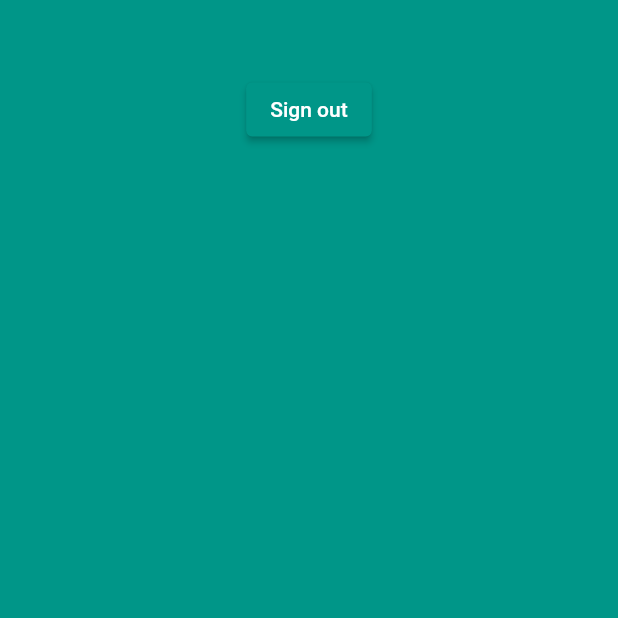
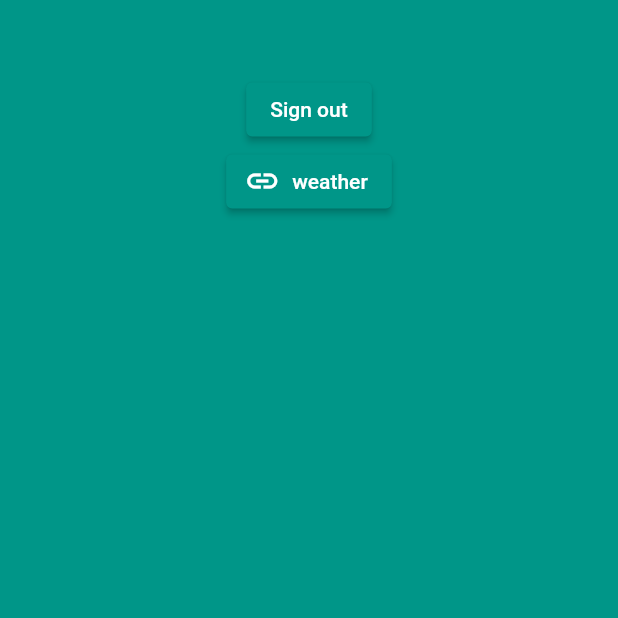
Before and after one commit to Sam21-39/flutter_blog, a Flutter app: the Home screen opened directly, on a phone screen of 412 x 824 dp, the top half of it. Run offline on Flutter 3.47's test engine with Material 2 defaults, Android fonts, the phone set to English and light mode, and no system bars; our stand-ins replace cloud_firestore, firebase_auth, firebase_core, flutter_svg, get, google_sign_in and 1 more; accounts and stored records are empty.

Commit message:
weather added

```diff
--- /dev/null
+++ b/lib/Model/weather.dart
@@ -0,0 +1,221 @@
+class WeatherModel {
+  WeatherModel({
+    this.coord,
+    this.weather,
+    this.base,
+    this.main,
+    this.visibility,
+    this.wind,
+    this.clouds,
+    this.dt,
+    this.sys,
+    this.timezone,
+    this.id,
+    this.name,
+    this.cod,
+  });
+
+  Coord? coord;
+  List<Weather>? weather;
+  String? base;
+  Main? main;
+  num? visibility;
+  Wind? wind;
+  Clouds? clouds;
+  num? dt;
+  Sys? sys;
+  num? timezone;
+  num? id;
+  String? name;
+  num? cod;
+
+  factory WeatherModel.fromJson(Map<String, dynamic> json) => WeatherModel(
+        coord: Coord.fromJson(json["coord"]),
+        weather:
+            List<Weather>.from(json["weather"].map((x) => Weather.fromJson(x))),
+        base: json["base"],
+        main: Main.fromJson(json["main"]),
+        visibility: json["visibility"],
+        wind: Wind.fromJson(json["wind"]),
+        clouds: Clouds.fromJson(json["clouds"]),
+        dt: json["dt"],
+        sys: Sys.fromJson(json["sys"]),
+        timezone: json["timezone"],
+        id: json["id"],
+        name: json["name"],
+        cod: json["cod"],
+      );
+
+  Map<String, dynamic> toJson() => {
+        "coord": coord?.toJson(),
+        "weather":
+            List<dynamic>.from((weather as dynamic)?.map((x) => x.toJson())),
+        "base": base,
+        "main": main?.toJson(),
+        "visibility": visibility,
+        "wind": wind?.toJson(),
+        "clouds": clouds?.toJson(),
+        "dt": dt,
+        "sys": sys?.toJson(),
+        "timezone": timezone,
+        "id": id,
+        "name": name,
+        "cod": cod,
+      };
+}
+
+class Clouds {
+  Clouds({
+    this.all,
+  });
+
+  num? all;
+
+  factory Clouds.fromJson(Map<String, dynamic> json) => Clouds(
+        all: json["all"],
+      );
+
+  Map<String, dynamic> toJson() => {
+        "all": all,
+      };
+}
+
+class Coord {
+  Coord({
+    this.lon,
+    this.lat,
+  });
+
+  num? lon;
+  num? lat;
+
+  factory Coord.fromJson(Map<String, dynamic> json) => Coord(
+        lon: json["lon"].toDouble(),
+        lat: json["lat"].toDouble(),
+      );
+
+  Map<String, dynamic> toJson() => {
+        "lon": lon,
+        "lat": lat,
+      };
+}
+
+class Main {
+  Main({
+    this.temp,
+    this.feelsLike,
+    this.tempMin,
+    this.tempMax,
+    this.pressure,
+    this.humidity,
+    this.seaLevel,
+    this.grndLevel,
+  });
+
+  num? temp;
+  num? feelsLike;
+  num? tempMin;
+  num? tempMax;
+  num? pressure;
+  num? humidity;
+  num? seaLevel;
+  num? grndLevel;
+
+  factory Main.fromJson(Map<String, dynamic> json) => Main(
+        temp: json["temp"].toDouble(),
+        feelsLike: json["feels_like"].toDouble(),
+        tempMin: json["temp_min"].toDouble(),
+        tempMax: json["temp_max"].toDouble(),
+        pressure: json["pressure"],
+        humidity: json["humidity"],
+        seaLevel: json["sea_level"],
+        grndLevel: json["grnd_level"],
+      );
+
+  Map<String, dynamic> toJson() => {
+        "temp": temp,
+        "feels_like": feelsLike,
+        "temp_min": tempMin,
+        "temp_max": tempMax,
+        "pressure": pressure,
+        "humidity": humidity,
+        "sea_level": seaLevel,
+        "grnd_level": grndLevel,
+      };
+}
+
+class Sys {
+  Sys({
+    this.country,
+    this.sunrise,
+    this.sunset,
+  });
+
+  String? country;
+  num? sunrise;
+  num? sunset;
+
+  factory Sys.fromJson(Map<String, dynamic> json) => Sys(
+        country: json["country"],
+        sunrise: json["sunrise"],
+        sunset: json["sunset"],
+      );
+
+  Map<String, dynamic> toJson() => {
+        "country": country,
+        "sunrise": sunrise,
+        "sunset": sunset,
+      };
+}
+
+class Weather {
+  Weather({
+    this.id,
+    this.main,
+    this.description,
+    this.icon,
+  });
+
+  num? id;
+  String? main;
+  String? description;
+  String? icon;
+
+  factory Weather.fromJson(Map<String, dynamic> json) => Weather(
+        id: json["id"],
+        main: json["main"],
+        description: json["description"],
+        icon: json["icon"],
+      );
+
+  Map<String, dynamic> toJson() => {
+        "id": id,
+        "main": main,
+        "description": description,
+        "icon": icon,
+      };
+}
+
+class Wind {
+  Wind({
+    this.speed,
+    this.deg,
+    this.gust,
+  });
+
+  num? speed;
+  num? deg;
+  num? gust;
+
+  factory Wind.fromJson(Map<String, dynamic> json) => Wind(
+        speed: json["speed"],
+        deg: json["deg"],
+        gust: json["gust"],
+      );
+
+  Map<String, dynamic> toJson() => {
+        "speed": speed,
+        "deg": deg,
+        "gust": gust,
+      };
+}
--- a/lib/Views/Dashboard/home.dart
+++ b/lib/Views/Dashboard/home.dart
@@ -1,10 +1,13 @@
-import 'package:firebase_auth/firebase_auth.dart';
+import 'dart:convert';
+
 import 'package:flutter/material.dart';
+import 'package:flutter_blog/Model/weather.dart';
 import 'package:flutter_blog/Services/authHandler.dart';
 import 'package:flutter_blog/Services/staicData.dart';
 import 'package:flutter_blog/Views/LoginScreen/login.dart';
 import 'package:get/get.dart';
 import 'package:shared_preferences/shared_preferences.dart';
+import 'package:http/http.dart' as http;
 
 class Home extends StatelessWidget {
   const Home({Key? key}) : super(key: key);
@@ -38,6 +41,24 @@ class Home extends StatelessWidget {
               },
               child: const Text('Sign out'),
             ),
+            ElevatedButton.icon(
+              onPressed: () async {
+                final url = Uri.parse(
+                  "https://fcc-weather-api.glitch.me/api/current?lat=22.5726&lon=88.3639",
+                  // 'http://www.7timer.info/bin/api.pl?lon=113.17&lat=23.09&product=astro&output=json',
+                );
+                final response = await http.get(url);
+                // print(
+                // json.decode(response.body),
+                // );
+                final weather = WeatherModel.fromJson(
+                  json.decode(response.body),
+                );
+                print(weather.main?.temp);
+              },
+              icon: const Icon(Icons.link),
+              label: const Text('weather'),
+            )
           ],
         ),
       ),
--- a/pubspec.yaml
+++ b/pubspec.yaml
@@ -21,6 +21,7 @@ dependencies:
   cloud_firestore: ^3.1.6
   shared_preferences: ^2.0.13
   get: ^4.6.1
+  http: ^0.13.4
 
 dev_dependencies:
   flutter_test:
```
Also changed, not shown: pubspec.lock.
